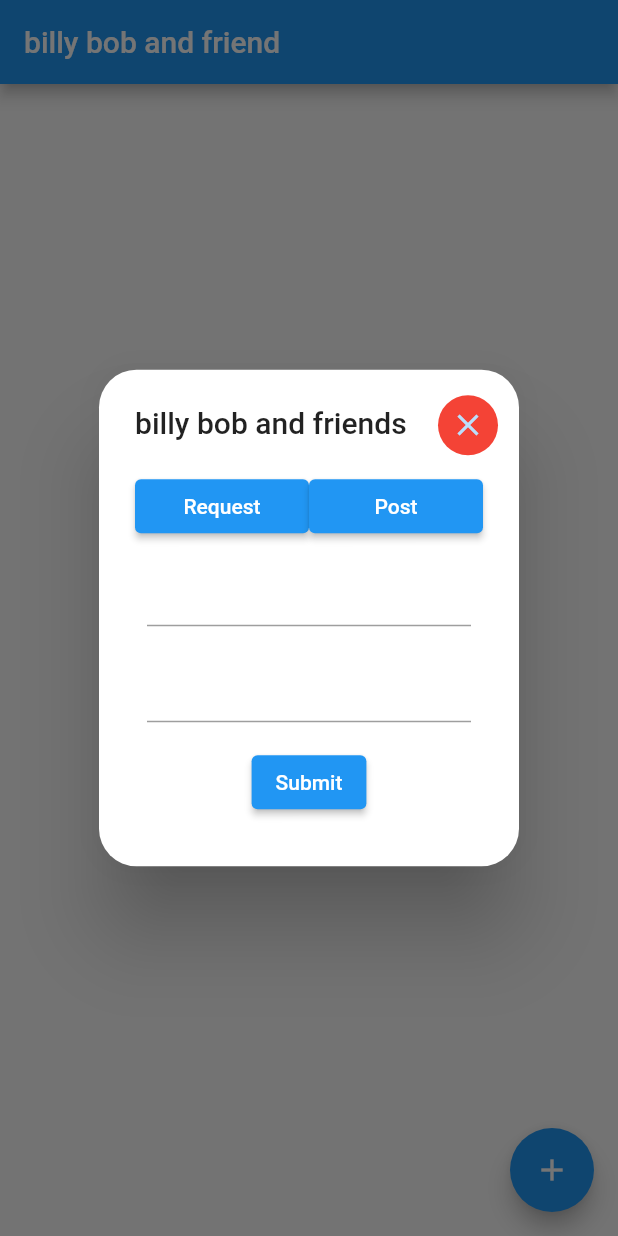
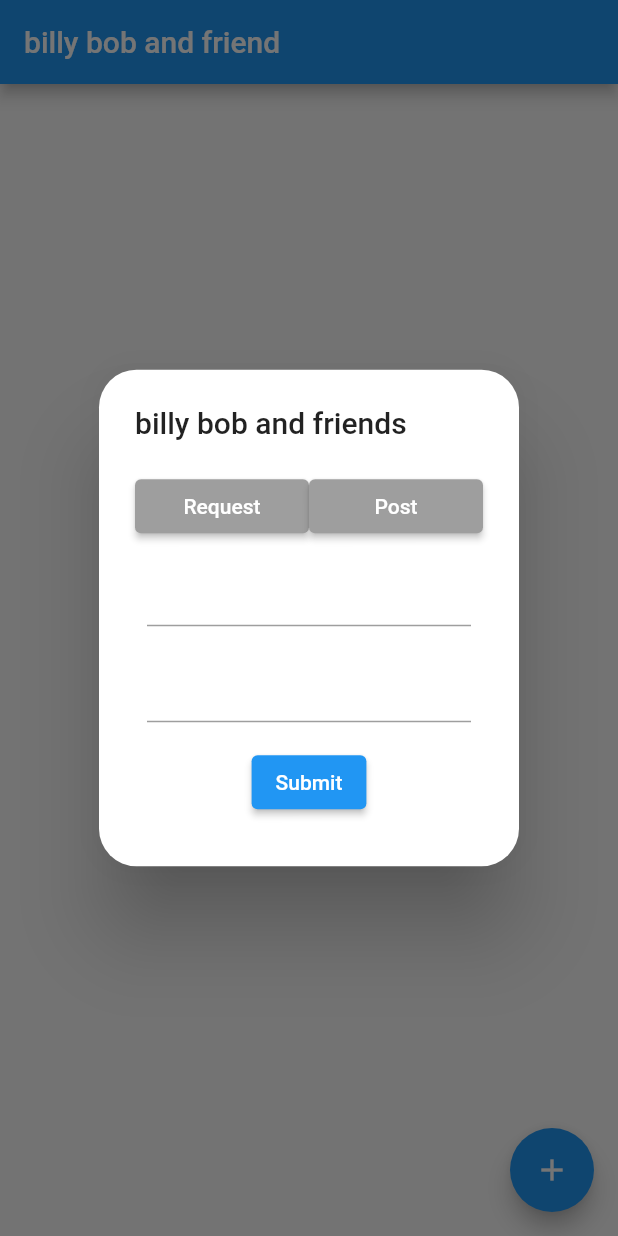
Before and after one commit to SiGMobileUIUC/xchange, a Flutter app: the screen it shows after launch, after a tap on the "add" icon, on a phone screen of 412 x 824 dp. Run offline on Flutter 3.47's test engine with Material 2 defaults, Android fonts, the phone set to English and light mode, and no system bars; drawn by our look-alikes of flutter_platform_widgets; statements that could not run were skipped.

Commit message:
Toggle button color added

```diff
--- a/lib/src/screens/home.dart
+++ b/lib/src/screens/home.dart
@@ -1,7 +1,6 @@
 import 'package:flutter/material.dart';
 import 'package:flutter/widgets.dart';
 import 'package:xchange/src/widgets/request_item.dart';
-import 'dart:math';
 
 class Home extends StatefulWidget {
   const Home({Key? key}) : super(key: key);
@@ -11,8 +10,7 @@ class Home extends StatefulWidget {
 }
 
 class _HomeState extends State<Home> {
-  int _counter = 0;
-  dynamic type;
+  int type = 0; // 0 = neither, 1 = post, 2 = request
 
   var titleController = TextEditingController();
   var descriptionController = TextEditingController();
@@ -23,19 +21,6 @@ class _HomeState extends State<Home> {
   List<int> colorCodes = <int>[];
 
   void _addPopup() {
-    _counter++;
-
-    Widget toggleType = Row(
-      children: <Widget>[
-        Expanded(
-            child: ElevatedButton(
-                onPressed: () => type = false, child: const Text("Request"))),
-        Expanded(
-            child: ElevatedButton(
-                onPressed: () => type = true, child: const Text("Post"))),
-      ],
-    );
-
     Widget submitButton = Padding(
       padding: const EdgeInsets.all(8.0),
       child: ElevatedButton(
@@ -47,21 +32,62 @@ class _HomeState extends State<Home> {
             RequestItem(
               title: title,
               description: description,
-              t: type,
+              type: type,
             ),
           );
-          colorCodes.add(min(_counter * 100, 900));
-          setState(() {});
+          // colorCodes.add(min(_counter * 100, 900));
+
+          setState(() {
+            colorCodes.add(0);
+          });
         },
       ),
     );
 
-    Widget form = Form(
+    List<Widget> toggleRequestPost(setState) {
+      return [
+        Expanded(
+            child: ElevatedButton(
+                onPressed: () {
+                  setState(() {
+                    type = 2;
+                  });
+                },
+                style: ButtonStyle(
+                  backgroundColor: MaterialStateProperty.all(
+                    type == 2 ? Colors.purple : Colors.grey,
+                  ),
+                ),
+                child: const Text("Request"))),
+        Expanded(
+            child: ElevatedButton(
+                onPressed: () {
+                  setState(() {
+                    type = 1;
+                  });
+                },
+                style: ElevatedButton.styleFrom(
+                    primary: type == 1 ? Colors.purple : Colors.grey),
+                child: const Text("Post"))),
+      ];
+    }
+
+    showDialog(
+        context: context,
+        builder: (BuildContext context) {
+          return StatefulBuilder(builder: (context, setState) {
+            return AlertDialog(
+              shape: const RoundedRectangleBorder(
+                  borderRadius: BorderRadius.all(Radius.circular(25.0))),
+              title: const Text('billy bob and friends'),
+              content: Form(
                 key: _formKey,
                 child: Column(
                   mainAxisSize: MainAxisSize.min,
                   children: <Widget>[
-          toggleType,
+                    Row(
+                      children: toggleRequestPost(setState),
+                    ),
                     // Form field 1
                     Padding(
                       padding: const EdgeInsets.all(8.0),
@@ -79,38 +105,36 @@ class _HomeState extends State<Home> {
                     submitButton,
                   ],
                 ),
-    );
-
-    Widget redXbutton(BuildContext context) {
-      return Positioned(
-        right: -10.0,
-        top: -50.0,
-        child: InkResponse(
-          onTap: () => Navigator.of(context).pop(),
-          child: const CircleAvatar(
-            child: Icon(Icons.close),
-            backgroundColor: Colors.red,
-          ),
               ),
             );
+          });
+        });
   }
 
-    showDialog(
-      context: context,
-      builder: (BuildContext context) {
-        return AlertDialog(
-          shape: const RoundedRectangleBorder(
-              borderRadius: BorderRadius.all(Radius.circular(25.0))),
-          title: const Text('billy bob and friends'),
-          content: Stack(
-            clipBehavior: Clip.none,
-            children: <Widget>[redXbutton(context), form],
+  Widget _buildColumn(int index) {
+    return ListTile(
+        title: entries[index],
+        trailing: const Icon(
+          Icons.star,
+          color: Colors.red,
+          semanticLabel: "delete",
         ),
-        );
-      },
-    );
+        onTap: () {
+          setState(() {
+            entries.remove(entries[index]);
+          });
+        });
+  }
 
-    setState(() {});
+  Widget _buildItems() {
+    return ListView.builder(
+        padding: const EdgeInsets.all(16.0),
+        itemCount: entries.length * 2,
+        itemBuilder: /*1*/ (context, i) {
+          if (i.isOdd) return const Divider(); /*2*/
+          final index = i ~/ 2; /*3*/
+          return _buildColumn(index);
+        });
   }
 
   @override
@@ -119,17 +143,7 @@ class _HomeState extends State<Home> {
       appBar: AppBar(
         title: const Text("billy bob and friend"),
       ),
-      body: ListView.builder(
-        padding: const EdgeInsets.all(8),
-        itemCount: entries.length,
-        itemBuilder: (BuildContext context, int index) {
-          return Container(
-            height: 50,
-            color: Colors.amber[colorCodes[index]],
-            child: Center(child: entries[index]),
-          );
-        },
-      ),
+      body: _buildItems(),
       floatingActionButton: FloatingActionButton(
         onPressed: _addPopup,
         tooltip: 'Add a Request/Post',
```
Also changed, not shown: lib/src/widgets/request_item.dart (+15 -7 lines). Lines whose indentation alone changed are shown as unchanged.
